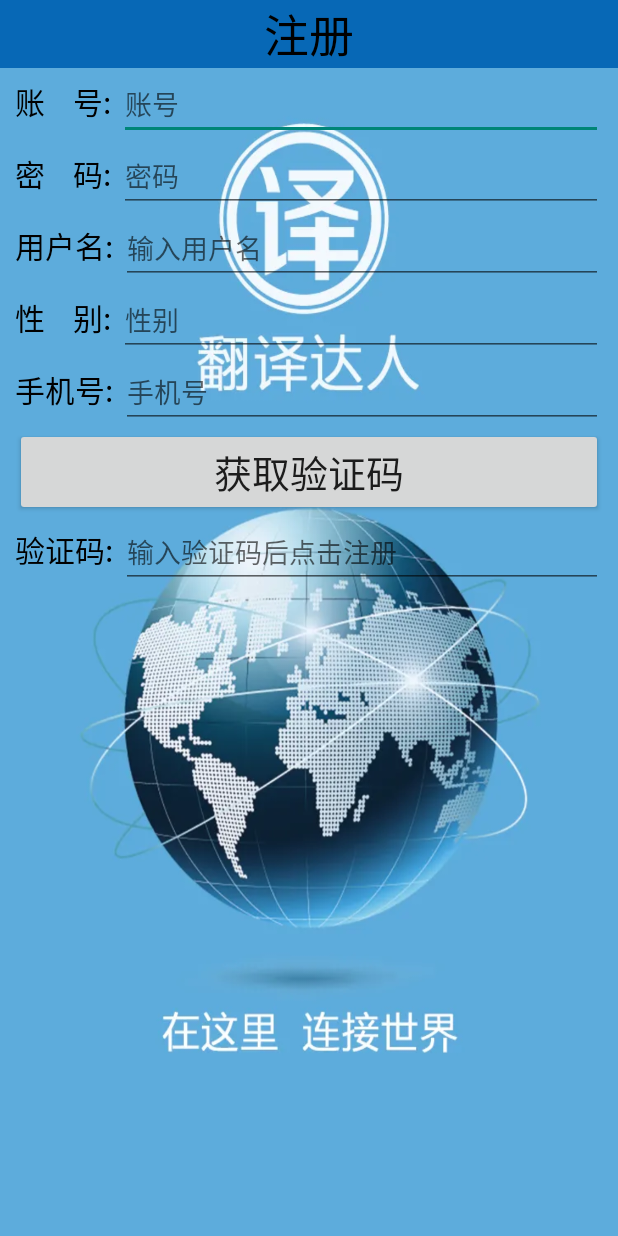
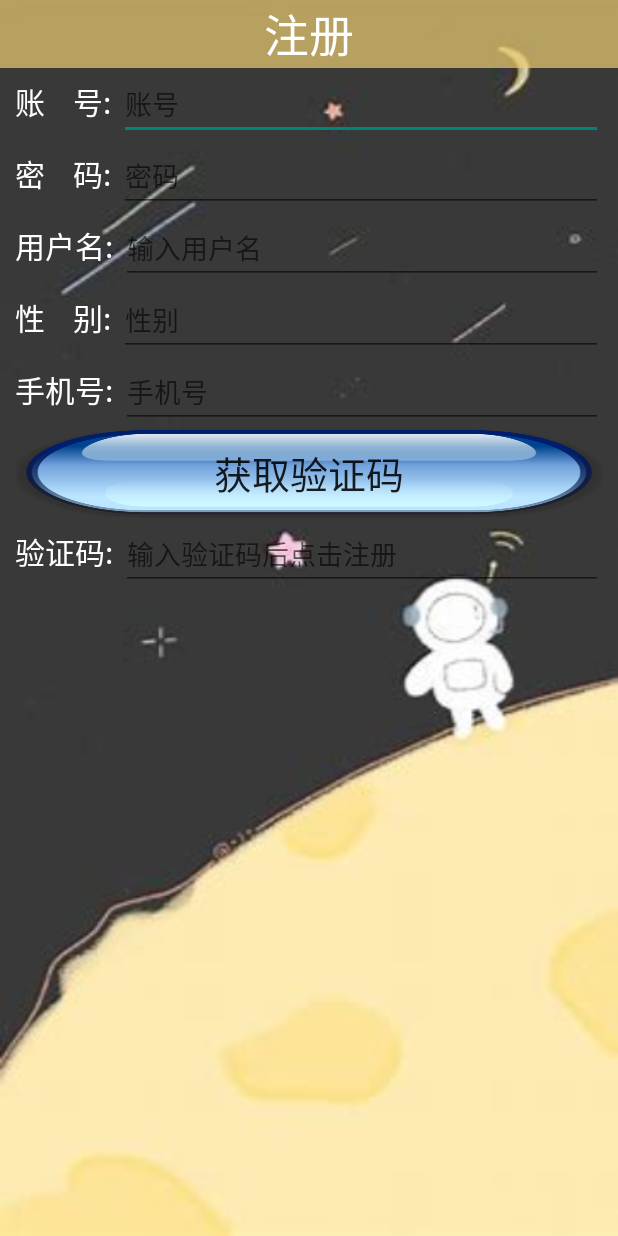
Before and after one commit to Sophomore-Android-Work/Translate, an Android app: the RegisterActivity screen opened directly, with no data from a screen before it, on a phone screen of 412 x 824 dp. Run offline under Robolectric (Android 15) with nearby library versions, the phone set to English and light mode, and no system bars; libraries missing offline, so code that uses them is left out: com.google.firebase.crashlytics.

Commit message:
UI_Login_new1
注册界面美化

```diff
--- a/app/src/main/res/layout/activity_register.xml
+++ b/app/src/main/res/layout/activity_register.xml
@@ -11,7 +11,7 @@
     <ImageView
         android:layout_width="match_parent"
         android:layout_height="match_parent"
-        android:background="@drawable/img" />
+        android:background="@drawable/bg_login" />
 
     <LinearLayout
         android:layout_width="match_parent"
@@ -21,10 +21,10 @@
         <TextView
             android:layout_width="match_parent"
             android:layout_height="wrap_content"
-            android:background="@color/green"
+            android:background="@color/yellow"
             android:gravity="center"
             android:text="注册"
-            android:textColor="@color/black"
+            android:textColor="@color/white"
             android:textSize="30sp" />
 
         <LinearLayout
@@ -38,7 +38,7 @@
                 android:layout_width="wrap_content"
                 android:layout_height="wrap_content"
                 android:text="账    号:"
-                android:textColor="@color/black"
+                android:textColor="@color/white"
                 android:textSize="20sp" />
 
             <EditText
@@ -47,7 +47,8 @@
                 android:layout_width="match_parent"
                 android:layout_height="wrap_content"
                 android:layout_marginLeft="5dp"
-                android:hint="账号" />
+                android:hint="账号"
+                android:textColor="@color/white"/>
         </LinearLayout>
 
         <LinearLayout
@@ -62,7 +63,7 @@
                 android:layout_height="wrap_content"
                 android:text="密    码:"
                 android:textAlignment="center"
-                android:textColor="@color/black"
+                android:textColor="@color/white"
                 android:textSize="20dp" />
 
             <EditText
@@ -70,7 +71,8 @@
                 android:layout_width="match_parent"
                 android:layout_height="wrap_content"
                 android:layout_marginLeft="5dp"
-                android:hint="密码" />
+                android:hint="密码"
+                android:textColor="@color/white"/>
         </LinearLayout>
 
         <LinearLayout
@@ -84,7 +86,7 @@
                 android:layout_width="wrap_content"
                 android:layout_height="wrap_content"
                 android:text="用户名:"
-                android:textColor="@color/black"
+                android:textColor="@color/white"
                 android:textSize="20dp" />
 
             <EditText
@@ -92,7 +94,8 @@
                 android:layout_width="match_parent"
                 android:layout_height="wrap_content"
                 android:layout_marginLeft="5dp"
-                android:hint="输入用户名" />
+                android:hint="输入用户名"
+                android:textColor="@color/white"/>
         </LinearLayout>
 
         <LinearLayout
@@ -107,7 +110,7 @@
                 android:layout_height="wrap_content"
                 android:text="性    别:"
                 android:textAlignment="center"
-                android:textColor="@color/black"
+                android:textColor="@color/white"
                 android:textSize="20dp" />
 
             <EditText
@@ -115,7 +118,8 @@
                 android:layout_width="match_parent"
                 android:layout_height="wrap_content"
                 android:layout_marginLeft="5dp"
-                android:hint="性别" />
+                android:hint="性别"
+                android:textColor="@color/white"/>
         </LinearLayout>
 
         <LinearLayout
@@ -130,7 +134,7 @@
                 android:layout_height="wrap_content"
                 android:text="手机号:"
                 android:textAlignment="center"
-                android:textColor="@color/black"
+                android:textColor="@color/white"
                 android:textSize="20dp" />
 
             <EditText
@@ -138,19 +142,21 @@
                 android:layout_width="match_parent"
                 android:layout_height="wrap_content"
                 android:layout_marginLeft="5dp"
-                android:hint="手机号" />
+                android:hint="手机号"
+                android:textColor="@color/white"/>
         </LinearLayout>
 
 
         <Button
             android:id="@+id/reg_getCheck"
             android:layout_width="match_parent"
-            android:layout_height="wrap_content"
+            android:layout_height="60dp"
             android:layout_marginLeft="10dp"
             android:layout_marginRight="10dp"
             android:orientation="horizontal"
             android:text="获取验证码"
-            android:textSize="25sp" />
+            android:textSize="25sp"
+            android:background="@drawable/btn_login"/>
 
         <LinearLayout
             android:layout_width="match_parent"
@@ -164,7 +170,7 @@
                 android:layout_height="wrap_content"
                 android:text="验证码:"
                 android:textAlignment="center"
-                android:textColor="@color/black"
+                android:textColor="@color/white"
                 android:textSize="20dp" />
 
             <EditText
@@ -172,18 +178,20 @@
                 android:layout_width="match_parent"
                 android:layout_height="wrap_content"
                 android:layout_marginLeft="5dp"
-                android:hint="输入验证码后点击注册" />
+                android:hint="输入验证码后点击注册"
+                android:textColor="@color/white"/>
         </LinearLayout>
 
         <Button
             android:id="@+id/reg_register"
             android:layout_width="match_parent"
-            android:layout_height="wrap_content"
+            android:layout_height="60dp"
             android:layout_marginLeft="10dp"
             android:layout_marginRight="10dp"
             android:orientation="horizontal"
             android:text="注册"
-            android:textSize="25sp" />
+            android:textSize="25sp"
+            android:background="@drawable/btn_login"/>
 
         <TextView
             android:id="@+id/tv_info"
--- a/app/src/main/res/values/colors.xml
+++ b/app/src/main/res/values/colors.xml
@@ -7,5 +7,5 @@
     <color name="teal_700">#FF018786</color>
     <color name="black">#FF000000</color>
     <color name="white">#FFFFFFFF</color>
-    <color name="green">#0768B6</color>
+    <color name="yellow">#B0EECF73</color>
 </resources>
```
Also changed, not shown: app/src/main/res/drawable/bg_login.png (added), app/src/main/res/drawable/btn_login.png (added).
